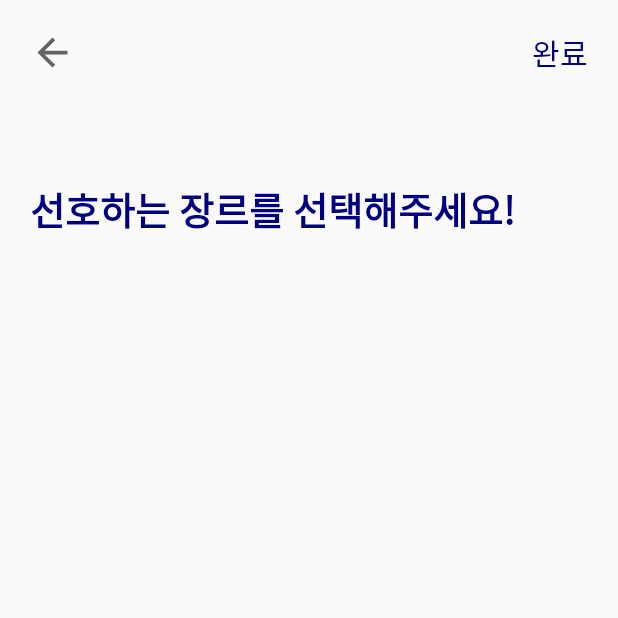
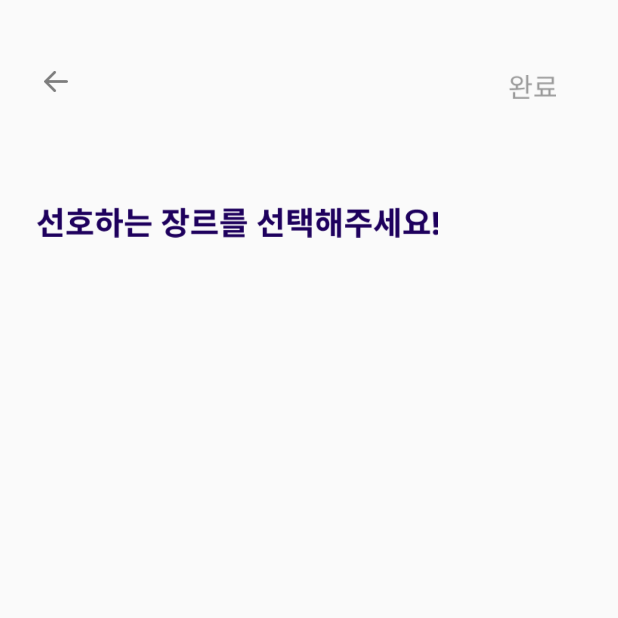
Before and after one commit to Corn-Farmer/CornFarmer-Android, an Android app: the JoinGenreActivity screen opened directly, with no data from a screen before it, on a phone screen of 412 x 824 dp, the top half of it. Run offline under Robolectric (Android 15) with nearby library versions, the light colour scheme and no system bars.

Commit message:
feat: gerne 디자인
gerne xml 디자인

```diff
--- a/app/src/main/res/layout/activity_join_genre.xml
+++ b/app/src/main/res/layout/activity_join_genre.xml
@@ -6,49 +6,46 @@
     android:layout_height="match_parent"
     tools:context=".JoinGenreActivity">
 
-    <androidx.constraintlayout.widget.ConstraintLayout
-        android:id="@+id/genre_cl"
-        android:layout_width="match_parent"
-        android:layout_height="wrap_content"
+    <ImageView
+        android:id="@+id/profile_back_iv"
+        android:layout_width="16dp"
+        android:layout_height="14dp"
+        android:layout_marginStart="29dp"
+        android:layout_marginTop="47dp"
+        android:src="@drawable/back_arrow"
+        app:layout_constraintStart_toStartOf="parent"
+        app:layout_constraintTop_toTopOf="parent" />
+
+    <LinearLayout
+        android:id="@+id/profile_finish_iv"
+        android:layout_width="32dp"
+        android:layout_height="20dp"
+        android:layout_marginTop="48dp"
+        android:layout_marginEnd="41dp"
+        app:layout_constraintEnd_toEndOf="parent"
         app:layout_constraintTop_toTopOf="parent">
 
         <ImageView
-            android:id="@+id/genre_back_iv"
-            android:layout_width="30dp"
-            android:layout_height="30dp"
-            android:layout_marginStart="20dp"
-            android:layout_marginTop="20dp"
-            android:src="@drawable/ic_baseline_arrow_back_24"
-            app:layout_constraintStart_toStartOf="parent"
-            app:layout_constraintTop_toTopOf="parent" />
+            android:layout_width="32dp"
+            android:layout_height="20dp"
+            android:src="@drawable/genre_finish" />
 
 
-        <TextView
-            android:id="@+id/genre_finish_tv"
-            android:layout_width="wrap_content"
-            android:layout_height="wrap_content"
-            android:layout_marginTop="20dp"
-            android:layout_marginEnd="20dp"
-            android:text="완료"
-            android:textColor="#000080"
-            android:textSize="20sp"
-            app:layout_constraintEnd_toEndOf="parent"
-            app:layout_constraintTop_toTopOf="parent" />
+        <ImageView
+            android:layout_width="32dp"
+            android:layout_height="20dp"
+            android:src="@drawable/genre_finish_color"
+            android:visibility="gone" />
 
+    </LinearLayout>
 
-    </androidx.constraintlayout.widget.ConstraintLayout>
-
-    <TextView
-        android:id="@+id/genre_explain_tv"
-        android:layout_width="wrap_content"
-        android:layout_height="wrap_content"
-        android:layout_marginStart="20dp"
-        android:layout_marginTop="70dp"
-        android:text="선호하는 장르를 선택해주세요!"
-        android:textColor="#000080"
-        android:textSize="25sp"
-        android:textStyle="bold"
+    <ImageView
+        android:layout_width="268dp"
         app:layout_constraintStart_toStartOf="parent"
-        app:layout_constraintTop_toBottomOf="@+id/genre_cl" />
+        app:layout_constraintTop_toBottomOf="@id/profile_back_iv"
+        android:layout_marginTop="74dp"
+        android:layout_marginStart="24dp"
+        android:src="@drawable/gerne_explain"
+        android:layout_height="26dp"/>
 
 </androidx.constraintlayout.widget.ConstraintLayout>
```
Also changed, not shown: app/src/main/res/drawable/genre_finish.png (added), app/src/main/res/drawable/genre_finish_color.png (added), app/src/main/res/drawable/gerne_explain.png (added).
